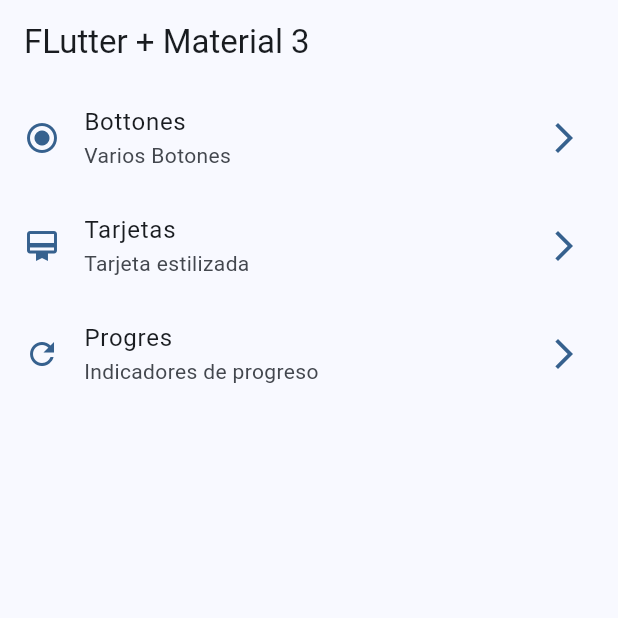
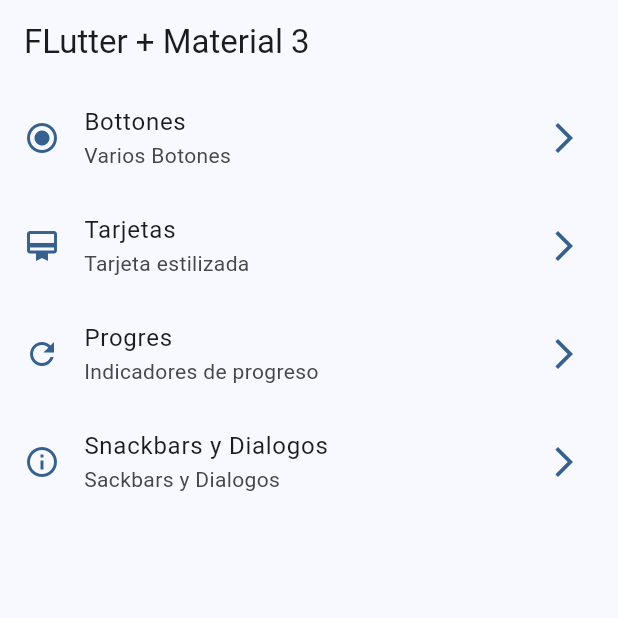
Before and after one commit to WaAlvis/widget_app_devta, a Flutter app: the screen it shows after launch, on a phone screen of 412 x 824 dp, the top half of it. Run offline on Flutter 3.47's test engine with Material 2 defaults, Android fonts, the phone set to English and light mode, and no system bars; our stand-ins replace go_router.

Commit message:
agregando Snackbar

```diff
--- a/lib/config/menu/menu_items.dart
+++ b/lib/config/menu/menu_items.dart
@@ -33,4 +33,10 @@
     link: '/progress',
     incon: Icons.refresh,
   ),
+   MenuItem(
+    title: 'Snackbars y Dialogos',
+    subtitle: 'Sackbars y Dialogos',
+    link: '/snackbars_dialogs',
+    incon: Icons.info_outline,
+  ),
 ];
--- a/lib/config/router/app_router.dart
+++ b/lib/config/router/app_router.dart
@@ -1,6 +1,7 @@
 import 'package:go_router/go_router.dart';
 
 import 'package:widget_app_devta/presentation/screens/screens.dart';
+
 
 final appRouter = GoRouter(
   initialLocation: '/', // opcional
@@ -25,5 +26,10 @@
       name: ProgressScreen.name,
       builder: (context, state) => const ProgressScreen(),
     ),
+    GoRoute(
+      path: '/snackbars_dialogs',
+      name: SnackbarScreen.name,
+      builder: (context, state) => const SnackbarScreen(),
+    ),
   ],
 );
--- a/lib/presentation/screens/screens.dart
+++ b/lib/presentation/screens/screens.dart
@@ -1,5 +1,5 @@
 export 'package:widget_app_devta/presentation/screens/buttons/buttons_screen.dart';
 export 'package:widget_app_devta/presentation/screens/cards/cards_screen.dart';
 export 'package:widget_app_devta/presentation/screens/home/home_screen.dart';
-
 export 'package:widget_app_devta/presentation/screens/progress/progress_screen.dart';
+export 'package:widget_app_devta/presentation/screens/snackbar/snackbar_screen.dart';
```
Also changed, not shown: lib/presentation/screens/snackbar/snackbar_screen.dart (added, +35 -0 lines).
